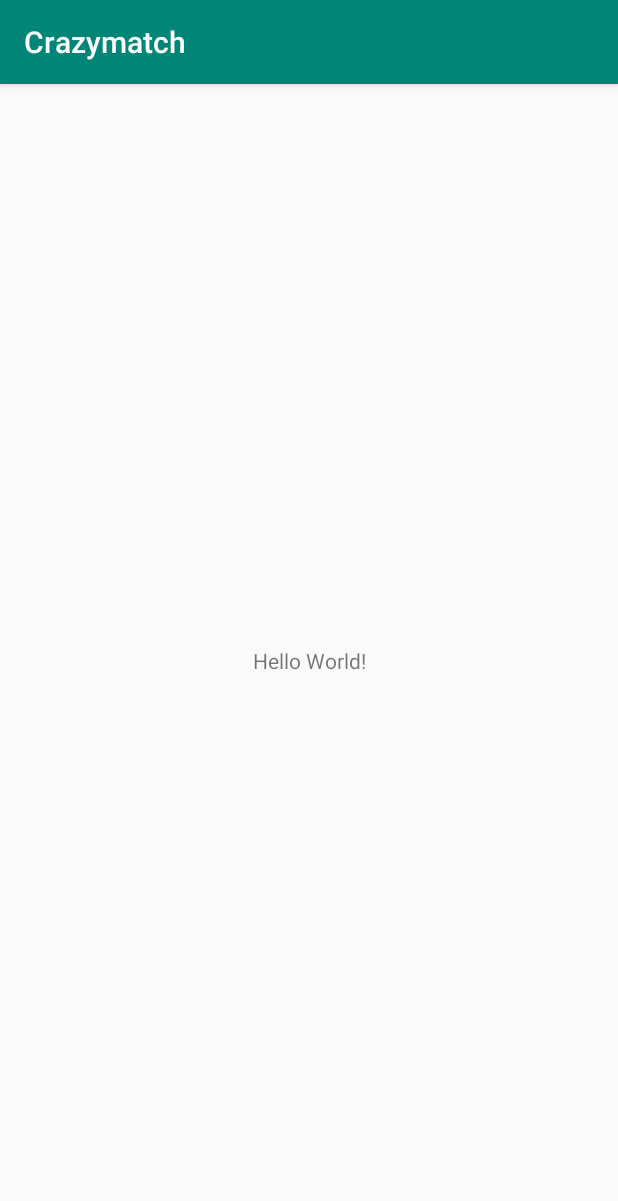
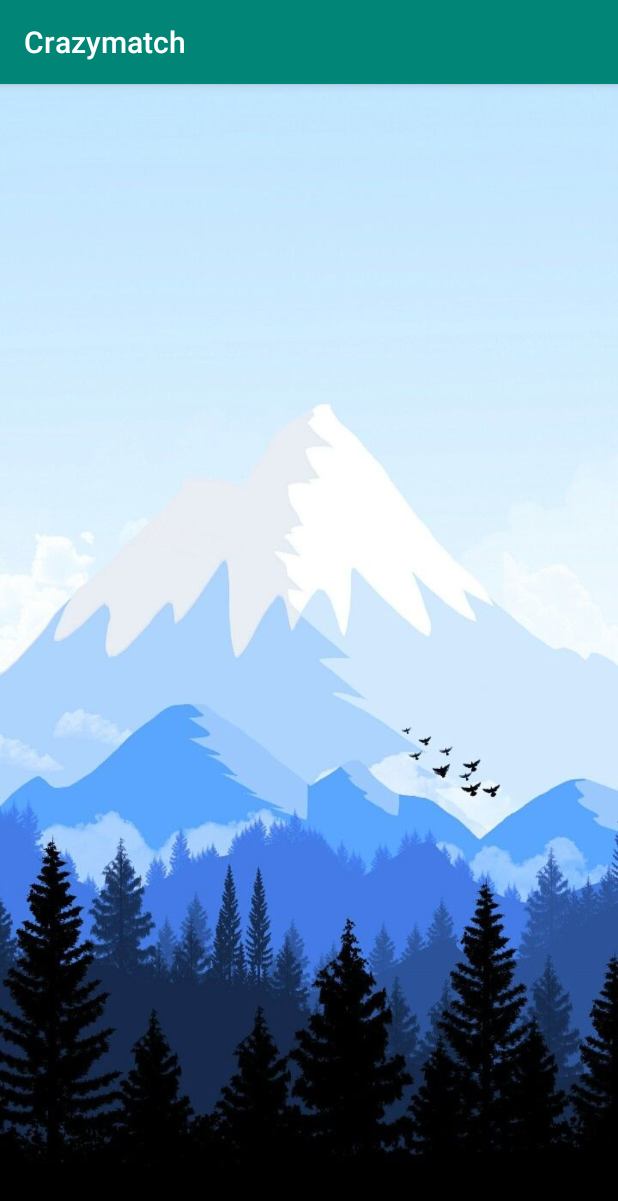
Before and after one commit to helenzzq/CrazyMatch, an Android app: the screen it shows after launch (MainActivity), on a phone screen of 412 x 824 dp. Shown: the top 1201 px of the screen. Run offline under Robolectric (Android 15) with nearby library versions, the phone set to English and light mode, and no system bars.

Commit message:
Set the background of the main activity.

```diff
--- a/app/src/main/res/layout/activity_main.xml
+++ b/app/src/main/res/layout/activity_main.xml
@@ -5,15 +5,7 @@
     xmlns:app="http://schemas.android.com/apk/res-auto"
     android:layout_width="match_parent"
     android:layout_height="match_parent"
+    android:background="@drawable/backgroundforestmountain"
     tools:context=".MainActivity">
 
-    <TextView
-        android:layout_width="wrap_content"
-        android:layout_height="wrap_content"
-        android:text="Hello World!"
-        app:layout_constraintBottom_toBottomOf="parent"
-        app:layout_constraintLeft_toLeftOf="parent"
-        app:layout_constraintRight_toRightOf="parent"
-        app:layout_constraintTop_toTopOf="parent" />
-
 </androidx.constraintlayout.widget.ConstraintLayout>
```
Also changed, not shown: app/src/main/res/drawable/backgroundforestmountain.jpg (added).
